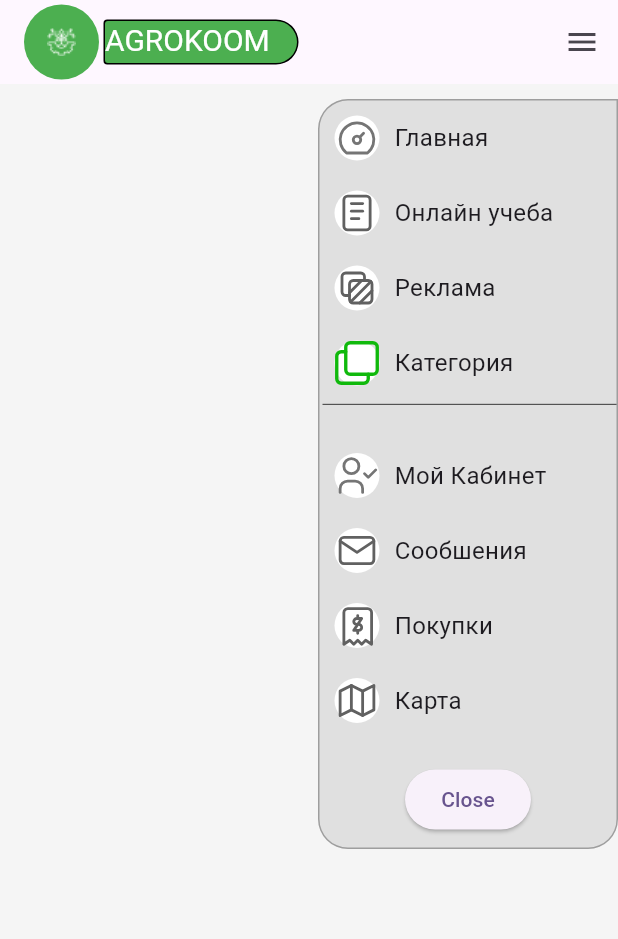
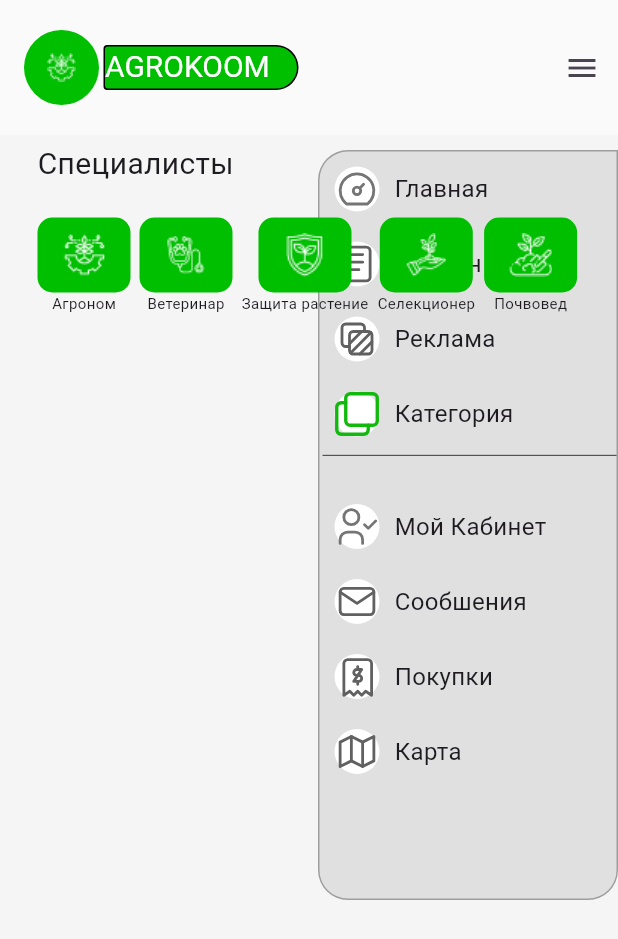
Before and after one commit to Arzymat01/agro_koom, a Flutter app: the HomeView screen opened directly, after a tap on the "menu" icon, on a phone screen of 412 x 824 dp. Shown: the top 939 px of the screen. Run offline on Flutter 3.47's test engine with Material 2 defaults, Android fonts, the phone set to English and light mode, and no system bars; our stand-ins replace flutter_svg.

Commit message:
container

```diff
--- /dev/null
+++ b/lib/components/cardSpecial.dart
@@ -0,0 +1,35 @@
+import 'package:flutter/material.dart';
+
+import '../constants/color.dart';
+
+class Specialist extends StatelessWidget {
+  const Specialist({
+    Key? key,
+    required this.imag,
+    required this.text,
+  }) : super(key: key);
+
+  final String imag;
+  final String text;
+  Widget build(BuildContext context) {
+    return Column(
+      children: [
+        Container(
+          decoration: BoxDecoration(
+              borderRadius: BorderRadius.circular(10), color: Appcolors.green),
+          height: 50,
+          width: 62,
+          child: Image.asset(
+            imag,
+            height: 75,
+            width: 55,
+          ),
+        ),
+        Text(
+          text,
+          style: TextStyle(fontSize: 10),
+        )
+      ],
+    );
+  }
+}
--- /dev/null
+++ b/lib/components/menu.dart
@@ -0,0 +1,42 @@
+import 'package:flutter/material.dart';
+import 'package:flutter_svg/svg.dart';
+
+class MyListTile extends StatelessWidget {
+  final String? title;
+  final String icon;
+  final VoidCallback? onTap;
+
+  MyListTile({this.title, required this.icon, this.onTap});
+
+  @override
+  Widget build(BuildContext context) {
+    return InkWell(
+      onTap: onTap,
+      child: Padding(
+        padding: const EdgeInsets.all(10.0),
+        child: Container(
+          child: Row(
+            children: <Widget>[
+              Container(
+                width: 30,
+                height: 30,
+                decoration: const BoxDecoration(
+                  shape: BoxShape.circle,
+                  color: Colors.white,
+                ),
+                child: SvgPicture.asset(icon),
+              ),
+              const SizedBox(
+                width: 10,
+              ),
+              Text(
+                title!,
+                style: const TextStyle(fontSize: 16),
+              ),
+            ],
+          ),
+        ),
+      ),
+    );
+  }
+}
--- a/lib/constants/color.dart
+++ b/lib/constants/color.dart
@@ -3,4 +3,5 @@ import 'package:flutter/material.dart';
 class Appcolors {
   static const Color green = Color(0xff00BE00);
   static const Color white = Color(0xffFFFFFF);
+  static const Color appbarColor = Color(0xffFAFAFA);
 }
--- a/lib/view/home_view.dart
+++ b/lib/view/home_view.dart
@@ -1,6 +1,11 @@
+// ignore_for_file: public_member_api_docs, sort_constructors_first
+import 'package:flutter/material.dart';
+
 import 'package:agro_koom/constants/color.dart';
-import 'package:flutter/material.dart';
-import 'package:flutter_svg/svg.dart';
+import 'package:agro_koom/view/profile_view.dart';
+
+import '../components/cardSpecial.dart';
+import '../components/menu.dart';
 
 class HomeView extends StatefulWidget {
   const HomeView({Key? key}) : super(key: key);
@@ -35,6 +40,8 @@ class _HomeViewState extends State<HomeView>
   Widget build(BuildContext context) {
     return Scaffold(
       appBar: AppBar(
+        backgroundColor: Appcolors.appbarColor,
+        toolbarHeight: 90,
         automaticallyImplyLeading: false,
         title: Row(
           children: [
@@ -43,7 +50,7 @@ class _HomeViewState extends State<HomeView>
               width: 50,
               decoration: BoxDecoration(
                 borderRadius: BorderRadius.circular(100.0),
-                color: Colors.green,
+                color: Appcolors.green,
               ),
               padding: const EdgeInsets.all(0),
               child: Image.asset(
@@ -60,7 +67,7 @@ class _HomeViewState extends State<HomeView>
                 border: Border.all(),
                 borderRadius: const BorderRadius.horizontal(
                     left: Radius.circular(5), right: Radius.circular(30)),
-                color: Colors.green,
+                color: Appcolors.green,
               ),
               child: const Text(
                 'AGROKOOM',
@@ -74,7 +81,7 @@ class _HomeViewState extends State<HomeView>
         ),
         actions: [
           IconButton(
-            icon: Icon(Icons.menu),
+            icon: const Icon(Icons.menu),
             onPressed: () {
               setState(() {
                 _isOpen = !_isOpen;
@@ -124,10 +131,12 @@ class _HomeViewState extends State<HomeView>
                           icon: 'assets/iconsmenu/earth.svg',
                           title: "Главная",
                           onTap: () {
-                            setState(() {
-                              _isOpen = !_isOpen;
-                              _controller.reverse();
-                            });
+                            Navigator.push(
+                              context,
+                              MaterialPageRoute(
+                                builder: (context) => const ProfileView(),
+                              ),
+                            );
                           },
                         ),
                         MyListTile(
@@ -211,18 +220,6 @@ class _HomeViewState extends State<HomeView>
                           },
                         ),
                         Spacer(),
-                        Padding(
-                          padding: const EdgeInsets.all(8.0),
-                          child: ElevatedButton(
-                            child: Text("Close"),
-                            onPressed: () {
-                              setState(() {
-                                _isOpen = !_isOpen;
-                                _controller.reverse();
-                              });
-                            },
-                          ),
-                        )
                       ],
                     ),
                   ),
@@ -230,48 +227,58 @@ class _HomeViewState extends State<HomeView>
               },
             ),
           ),
+          const Padding(
+            padding: EdgeInsets.fromLTRB(25, 5, 30, 25),
+            child: Column(
+              children: [
+                Text(
+                  'Специалисты',
+                  style: TextStyle(fontSize: 20),
+                ),
+              ],
+            ),
+          ),
+          const Padding(
+            padding: EdgeInsets.fromLTRB(25, 55, 25, 30),
+            child: Row(
+              children: [
+                Specialist(
+                  imag: 'assets/images/agronom.png',
+                  text: 'Агроном',
+                ),
+                SizedBox(
+                  width: 6,
+                ),
+                Specialist(
+                  imag: 'assets/images/doc.png',
+                  text: 'Ветеринар',
+                ),
+                SizedBox(
+                  width: 6,
+                ),
+                Specialist(
+                  imag: 'assets/images/korgo.png',
+                  text: 'Защита растение',
+                ),
+                SizedBox(
+                  width: 6,
+                ),
+                Specialist(
+                  imag: 'assets/images/sel.png',
+                  text: 'Селекционер',
+                ),
+                SizedBox(
+                  width: 6,
+                ),
+                Specialist(
+                  imag: 'assets/images/topyr.png',
+                  text: 'Почвовед',
+                ),
+              ],
+            ),
+          ),
         ],
       ),
     );
   }
 }
-
-class MyListTile extends StatelessWidget {
-  final String? title;
-  final String icon;
-  final VoidCallback? onTap;
-
-  MyListTile({this.title, required this.icon, this.onTap});
-
-  @override
-  Widget build(BuildContext context) {
-    return InkWell(
-      onTap: onTap,
-      child: Padding(
-        padding: const EdgeInsets.all(10.0),
-        child: Container(
-          child: Row(
-            children: <Widget>[
-              Container(
-                width: 30,
-                height: 30,
-                decoration: const BoxDecoration(
-                  shape: BoxShape.circle,
-                  color: Colors.white,
-                ),
-                child: SvgPicture.asset(icon),
-              ),
-              const SizedBox(
-                width: 10,
-              ),
-              Text(
-                title!,
-                style: const TextStyle(fontSize: 16),
-              ),
-            ],
-          ),
-        ),
-      ),
-    );
-  }
-}
```
Also changed, not shown: assets/images/agronom.png (added), assets/images/doc.png (added), assets/images/korgo.png (added), assets/images/sel.png (added), assets/images/topyr.png (added).
